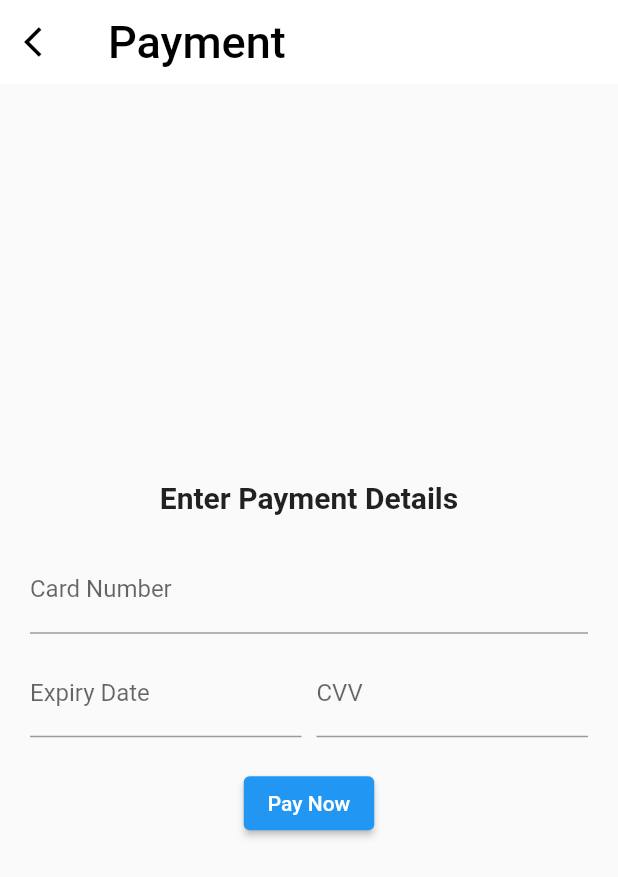
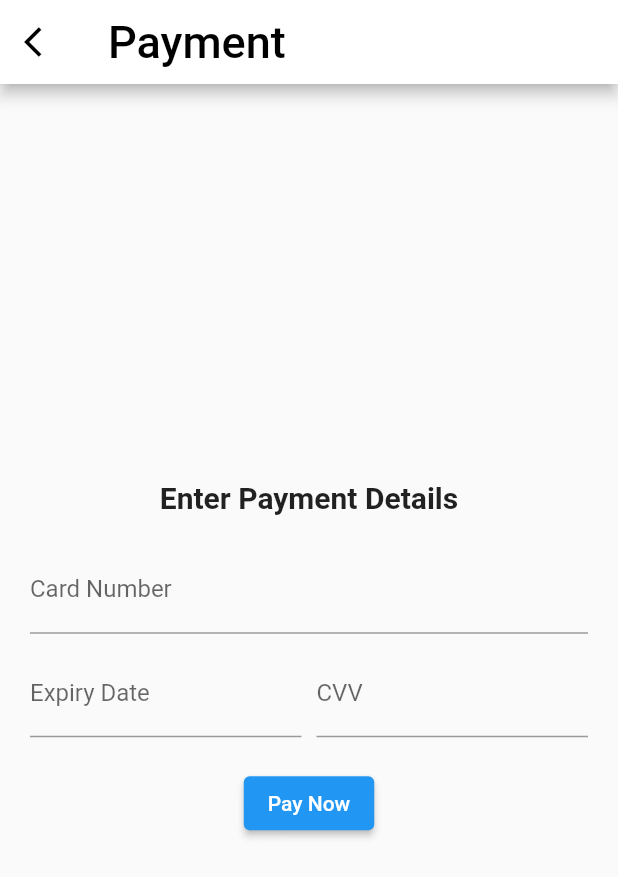
Before and after one commit to Ankit-Dhattarwal/Homzy_provider, a Flutter app: the PayCardScreen screen opened directly, on a phone screen of 412 x 824 dp. Shown: the top 877 px of the screen. Run offline on Flutter 3.47's test engine with Material 2 defaults, Android fonts, the light colour scheme and no system bars.

Commit message:
provider 1.0

```diff
--- a/lib/payment_card.dart
+++ b/lib/payment_card.dart
@@ -6,7 +6,6 @@ class PayCardScreen extends StatelessWidget {
     return Scaffold(
       appBar: AppBar(
         backgroundColor: Colors.white,
-        elevation: 0.0,
         leading: IconButton(
           color: Colors.black,
           icon: Icon(Icons.arrow_back_ios),
```
